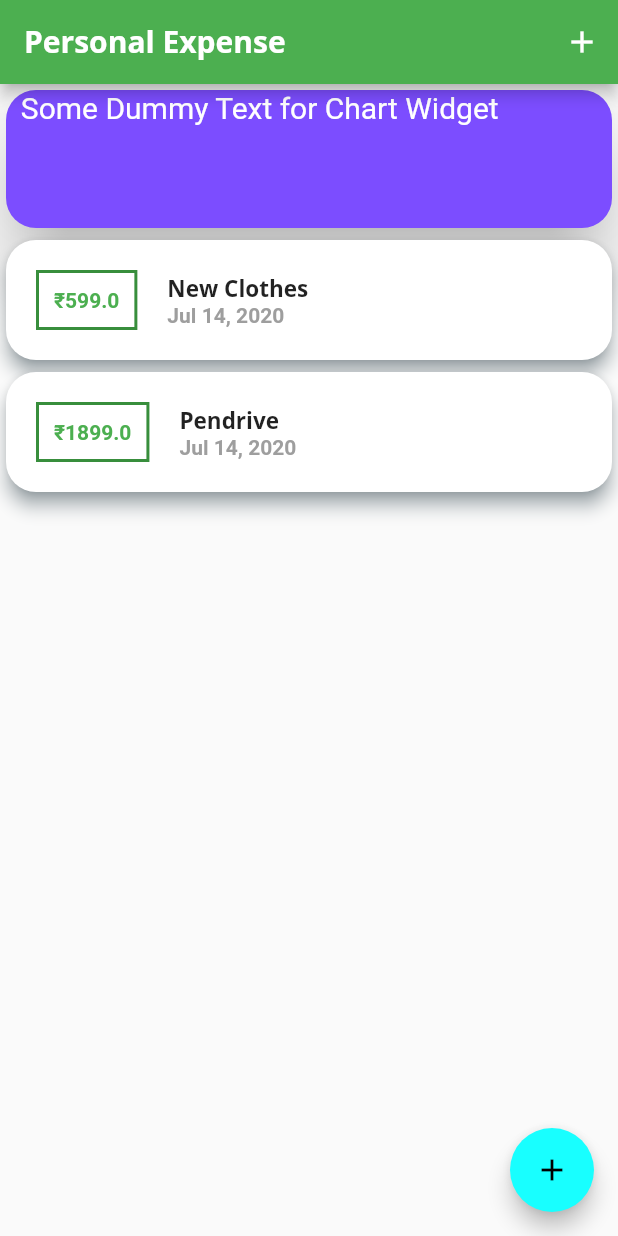
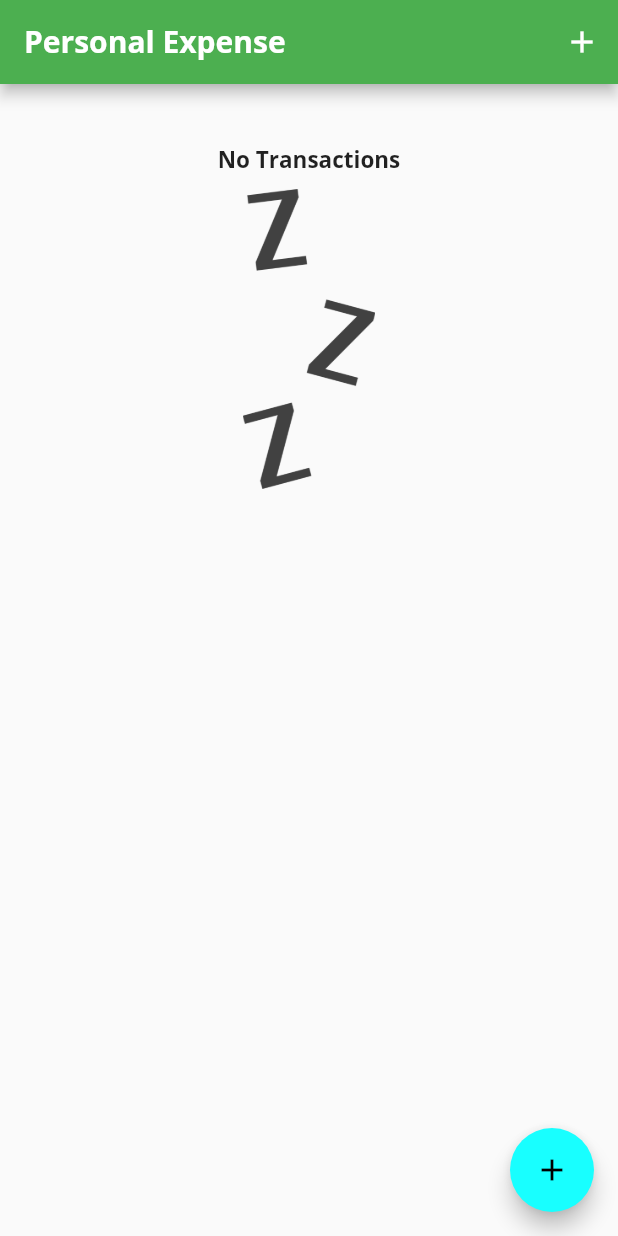
Before and after one commit to onkarnirhali/Personal-Expenses, a Flutter app: the screen it shows after launch, on a phone screen of 412 x 824 dp. Run offline on Flutter 3.47's test engine with Material 2 defaults, Android fonts, the phone set to English and light mode, and no system bars.

Commit message:
Created the logic for chart & no data image added

```diff
--- a/personal_expense_app/lib/main.dart
+++ b/personal_expense_app/lib/main.dart
@@ -1,7 +1,9 @@
 import 'package:flutter/material.dart';
+import 'package:personal_expense_app/widgets/chart.dart';
 import 'package:personal_expense_app/widgets/new_transaction.dart';
 import 'package:personal_expense_app/widgets/transcation_list.dart';
 import './models/transcation.dart';
+import './widgets/chart.dart';
 
 void main() => runApp(MyApp());
 
@@ -17,31 +19,25 @@ class _MyAppState extends State<MyApp> {
   // final titleController = TextEditingController();
   // final amountController = TextEditingController();
 
-  final List<Transaction> _userTransaction = [
-    Transaction(
-        id: 't1', title: 'New Clothes', amount: 599, date: DateTime.now()),
-    Transaction(id: 't2', title: 'Pendrive', amount: 1899, date: DateTime.now())
-  ];
+  // void _addNewTransaction(String txTitle, double txAmount) {
+  //   final newTx = Transaction(
+  //       title: txTitle,
+  //       amount: txAmount,
+  //       date: DateTime.now(),
+  //       id: DateTime.now().toString());
 
-  void _addNewTransaction(String txTitle, double txAmount) {
-    final newTx = Transaction(
-        title: txTitle,
-        amount: txAmount,
-        date: DateTime.now(),
-        id: DateTime.now().toString());
+  //   setState(() {
+  //     _userTransaction.add(newTx);
+  //   });
+  // }
 
-    setState(() {
-      _userTransaction.add(newTx);
-    });
-  }
-
-  void startAddNewTransction(BuildContext ctxt) {
-    showModalBottomSheet(
-        context: ctxt,
-        builder: (bCtxt) {
-          return NewTransaction(_addNewTransaction);
-        });
-  }
+  // void startAddNewTransction(BuildContext ctxt) {
+  //   showModalBottomSheet(
+  //       context: ctxt,
+  //       builder: (bCtxt) {
+  //         return NewTransaction(_addNewTransaction);
+  //       });
+  // }
 
   @override
   Widget build(BuildContext context) {
@@ -96,10 +92,16 @@ class _MyHomePageState extends State<MyHomePage> {
   // }
 
   final List<Transaction> _userTransaction = [
-    Transaction(
-        id: 't1', title: 'New Clothes', amount: 599, date: DateTime.now()),
-    Transaction(id: 't2', title: 'Pendrive', amount: 1899, date: DateTime.now())
+    // Transaction(
+    //     id: 't1', title: 'New Clothes', amount: 599, date: DateTime.now()),
+    // Transaction(id: 't2', title: 'Pendrive', amount: 1899, date: DateTime.now())
   ];
+
+  List<Transaction> get _recentTransactions {
+    return _userTransaction.where((tx) {
+      return tx.date.isAfter(DateTime.now().subtract(Duration(days: 7)));
+    }).toList();
+  }
 
   void _addNewTransaction(String txTitle, double txAmount) {
     final newTx = Transaction(
@@ -144,22 +146,7 @@ class _MyHomePageState extends State<MyHomePage> {
           mainAxisAlignment: MainAxisAlignment.start,
           crossAxisAlignment: CrossAxisAlignment.stretch,
           children: <Widget>[
-            Container(
-              width: 150,
-              height: 100,
-              child: Card(
-                shape: RoundedRectangleBorder(
-                    borderRadius: BorderRadius.circular(20)),
-                shadowColor: Colors.black,
-                color: Colors.deepPurpleAccent,
-                child: Text(
-                  '  Some Dummy Text for Chart Widget',
-                  style: TextStyle(color: Colors.white, fontSize: 20),
-                ), // width of the card is depnded on its child. Unless it itself is a child like in this case we have made CARD a child of the contianer and therefore it listens to the parent. Bydefault it takes as much width as it is required for the child/parent.
-                elevation:
-                    20, // TL;DR card takes childs width unless there is a width defined by the parent then it takes the parents width
-              ),
-            ),
+            Chart(_recentTransactions),
             TransactionList(_userTransaction),
           ],
         ),
--- /dev/null
+++ b/personal_expense_app/lib/widgets/chart.dart
@@ -0,0 +1,37 @@
+import 'package:flutter/material.dart';
+import 'package:personal_expense_app/models/transcation.dart';
+import 'package:intl/intl.dart';
+
+class Chart extends StatelessWidget {
+  final List<Transaction> recentTransaction;
+  Chart(this.recentTransaction);
+  List<Map<String, Object>> get groupedTransactions {
+    return List.generate(7, (index) {
+      final weekDay = DateTime.now().subtract(Duration(days: index));
+      var totalSum = 0.0;
+      for (var i = 0; i < recentTransaction.length; i++) {
+        if (recentTransaction[i].date.day == weekDay.day &&
+            recentTransaction[i].date.month == weekDay.month &&
+            recentTransaction[i].date.year == weekDay.year) {
+          totalSum += recentTransaction[i].amount;
+        }
+      }
+
+      print(DateFormat.E().format(weekDay));
+      print(totalSum);
+      return {'Day': DateFormat.E().format(weekDay), 'amount': totalSum};
+    });
+  }
+
+  @override
+  Widget build(BuildContext context) {
+    print(groupedTransactions);
+    return Card(
+      elevation: 10,
+      margin: EdgeInsets.all(20),
+      child: Row(
+        children: <Widget>[],
+      ),
+    );
+  }
+}
--- a/personal_expense_app/lib/widgets/transcation_list.dart
+++ b/personal_expense_app/lib/widgets/transcation_list.dart
@@ -9,20 +9,40 @@ class TransactionList extends StatelessWidget {
   Widget build(BuildContext context) {
     return Container(
       height: 520,
-      child: ListView.builder(
+      child: transactions.isEmpty
+          ? Column(
+              children: <Widget>[
+                Text(
+                  'No Transactions',
+                  style: Theme.of(context).textTheme.headline6,
+                ),
+                SizedBox(
+                  height: 10,
+                ),
+                Container(
+                  height: 200,
+                  child: Image.asset(
+                    'assets/images/waiting.png',
+                    fit: BoxFit.cover,
+                  ),
+                )
+              ],
+            )
+          : ListView.builder(
               itemBuilder: (context, index) {
                 return Card(
                   shadowColor: Colors.blueGrey,
                   elevation: 5,
-            shape:
-                RoundedRectangleBorder(borderRadius: BorderRadius.circular(20)),
+                  shape: RoundedRectangleBorder(
+                      borderRadius: BorderRadius.circular(20)),
                   child: Row(
                     children: <Widget>[
                       Container(
                         margin: EdgeInsets.all(20),
                         decoration: BoxDecoration(
                             border: Border.all(
-                          color: Theme.of(context).primaryColorDark, width: 2)),
+                                color: Theme.of(context).primaryColorDark,
+                                width: 2)),
                         child: Text(
                           '₹${transactions[index].amount}', //dollar is a reserved key for the purpose of string interpolation
                           style: TextStyle(
@@ -43,7 +63,8 @@ class TransactionList extends StatelessWidget {
                           Text(
                             DateFormat.yMMMd().format(transactions[index].date),
                             style: TextStyle(
-                          color: Colors.grey, fontWeight: FontWeight.w700),
+                                color: Colors.grey,
+                                fontWeight: FontWeight.w700),
                           )
                         ],
                       )
--- a/personal_expense_app/pubspec.yaml
+++ b/personal_expense_app/pubspec.yaml
@@ -46,9 +46,9 @@ flutter:
   uses-material-design: true
 
   # To add assets to your application, add an assets section, like this:
-  # assets:
-  #   - images/a_dot_burr.jpeg
-  #   - images/a_dot_ham.jpeg
+  assets:
+    - assets/images/waiting.png
+
 
   # An image asset can refer to one or more resolution-specific "variants", see
   # https://flutter.dev/assets-and-images/#resolution-aware.
```
Also changed, not shown: personal_expense_app/assets/images/waiting.png (added). Lines whose indentation alone changed are shown as unchanged.
